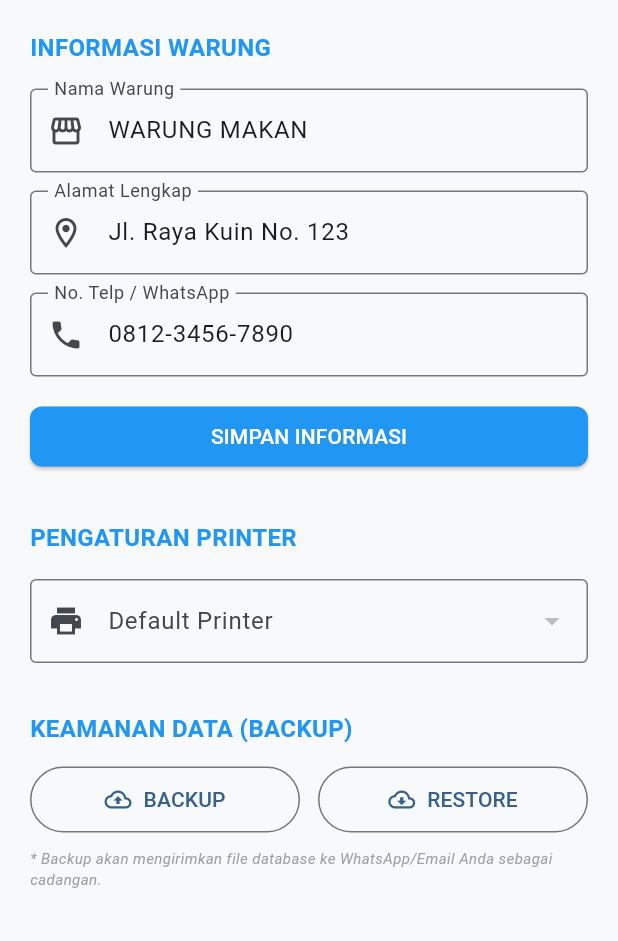
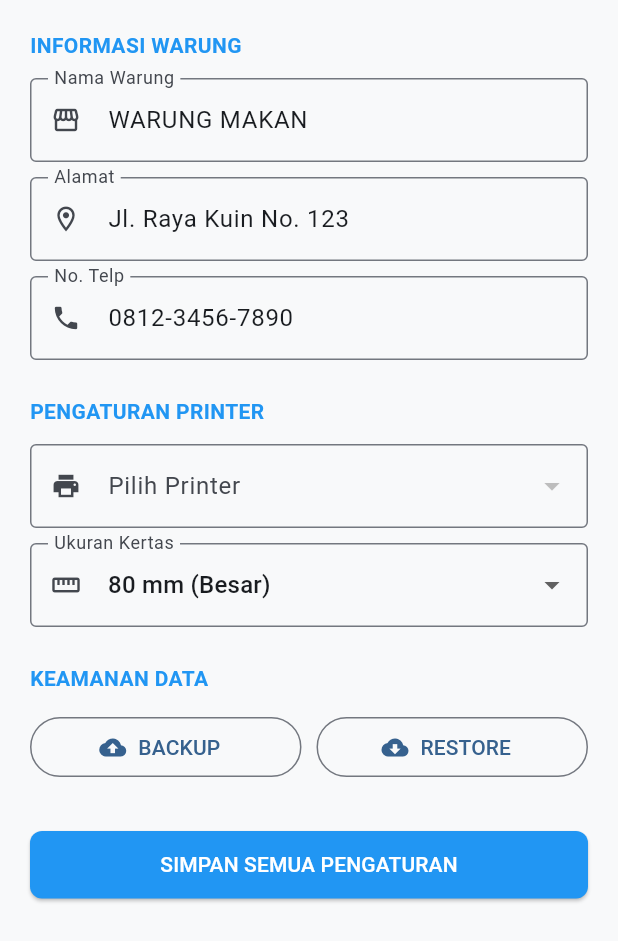
Before and after one commit to Fzaen/warung_makan, a Flutter app: the SettingsPage screen opened directly, after a tap on "RESTORE", on a phone screen of 412 x 824 dp. Shown: the top 941 px of the screen. Run offline on Flutter 3.47's test engine with Material 3 defaults, Android fonts, the phone set to English and light mode, and no system bars; our stand-ins replace file_picker, image_picker, pdf, printing, share_plus, sqflite and 1 more; missing offline and left inert: blue_thermal_printer; accounts and stored records are empty.

Commit message:
Full POS Update: Responsive UI, Printer/Paper size settings, Reprint functionality, Report Hub, and Data Backup/Restore system

```diff
--- a/lib/pages/admin/settings_page.dart
+++ b/lib/pages/admin/settings_page.dart
@@ -19,6 +19,7 @@ class _SettingsPageState extends State<SettingsPage> {
   final TextEditingController _phoneController = TextEditingController();
   List<Printer> _availablePrinters = [];
   String? _selectedPrinterName;
+  int _selectedPaperSize = 80;
   bool _isLoading = true;
 
   @override
@@ -35,15 +36,14 @@ class _SettingsPageState extends State<SettingsPage> {
       _addressController.text = settings['set_address'] ?? '';
       _phoneController.text = settings['set_phone'] ?? '';
       _selectedPrinterName = settings['set_default_printer'];
+      _selectedPaperSize = settings['set_paper_size'] ?? 80;
       _isLoading = false;
     });
   }
 
   Future<void> _loadPrinters() async {
     final printers = await Printing.listPrinters();
-    setState(() {
-      _availablePrinters = printers;
-    });
+    setState(() { _availablePrinters = printers; });
   }
 
   Future<void> _saveSettings() async {
@@ -52,191 +52,92 @@ class _SettingsPageState extends State<SettingsPage> {
       'set_address': _addressController.text,
       'set_phone': _phoneController.text,
       'set_default_printer': _selectedPrinterName,
+      'set_paper_size': _selectedPaperSize,
     });
     if (!mounted) return;
-    ScaffoldMessenger.of(context).showSnackBar(
-      const SnackBar(content: Text('Pengaturan berhasil disimpan')),
-    );
+    ScaffoldMessenger.of(context).showSnackBar(const SnackBar(content: Text('Pengaturan berhasil disimpan')));
   }
 
-  // FUNGSI BACKUP (Export ke File/Share)
   Future<void> _handleBackup() async {
     try {
       final dbPath = await DatabaseHelper.instance.getDatabasePath();
       final dbFile = File(dbPath);
-
       if (await dbFile.exists()) {
         final String timestamp = DateFormat('yyyyMMdd_HHmmss').format(DateTime.now());
-        final String fileName = 'Backup_WarungMakan_$timestamp.db';
-
-        // Share file agar user bisa simpan ke WA, Drive, atau Folder lokal
-        await Share.shareXFiles(
-          [XFile(dbPath, name: fileName)],
-          text: 'Cadangan Database Warung Makan - $timestamp',
-        );
+        await Share.shareXFiles([XFile(dbPath, name: 'Backup_WarungMakan_$timestamp.db')], text: 'Cadangan Database');
       }
     } catch (e) {
       if (!mounted) return;
-      ScaffoldMessenger.of(context).showSnackBar(
-        SnackBar(content: Text('Gagal melakukan backup: $e')),
-      );
+      ScaffoldMessenger.of(context).showSnackBar(SnackBar(content: Text('Gagal backup: $e')));
     }
   }
 
-  // FUNGSI RESTORE (Import dari File)
   Future<void> _handleRestore() async {
     try {
-      FilePickerResult? result = await FilePicker.platform.pickFiles(
-        type: FileType.any, // Database SQLite biasanya .db
-      );
-
+      FilePickerResult? result = await FilePicker.platform.pickFiles(type: FileType.any);
       if (result != null && result.files.single.path != null) {
-        String path = result.files.single.path!;
-
-        // Konfirmasi sebelum menimpa data
-        if (!mounted) return;
-        bool confirm = await showDialog(
-          context: context,
-          builder: (context) => AlertDialog(
-            title: const Text('Pulihkan Data?'),
-            content: const Text('PERINGATAN: Semua data saat ini akan dihapus dan diganti dengan data dari file cadangan. Lanjutkan?'),
-            actions: [
-              TextButton(onPressed: () => Navigator.pop(context, false), child: const Text('BATAL')),
-              ElevatedButton(
-                style: ElevatedButton.styleFrom(backgroundColor: Colors.red),
-                onPressed: () => Navigator.pop(context, true),
-                child: const Text('YA, PULIHKAN', style: TextStyle(color: Colors.white)),
-              ),
-            ],
-          ),
-        ) ?? false;
-
+        bool confirm = await showDialog(context: context, builder: (context) => AlertDialog(title: const Text('Pulihkan Data?'), content: const Text('Data saat ini akan ditimpa. Lanjutkan?'), actions: [TextButton(onPressed: () => Navigator.pop(context, false), child: const Text('BATAL')), ElevatedButton(style: ElevatedButton.styleFrom(backgroundColor: Colors.red), onPressed: () => Navigator.pop(context, true), child: const Text('YA, PULIHKAN'))])) ?? false;
         if (confirm) {
           setState(() => _isLoading = true);
-          await DatabaseHelper.instance.restoreDatabase(path);
+          await DatabaseHelper.instance.restoreDatabase(result.files.single.path!);
           setState(() => _isLoading = false);
-
           if (!mounted) return;
-          ScaffoldMessenger.of(context).showSnackBar(
-            const SnackBar(content: Text('Data berhasil dipulihkan! Silakan restart aplikasi.')),
-          );
+          ScaffoldMessenger.of(context).showSnackBar(const SnackBar(content: Text('Berhasil! Silakan restart aplikasi.')));
         }
       }
     } catch (e) {
       setState(() => _isLoading = false);
       if (!mounted) return;
-      ScaffoldMessenger.of(context).showSnackBar(
-        SnackBar(content: Text('Gagal memulihkan data: $e')),
-      );
+      ScaffoldMessenger.of(context).showSnackBar(SnackBar(content: Text('Gagal restore: $e')));
     }
   }
 
   @override
   Widget build(BuildContext context) {
     return Scaffold(
-      body: _isLoading
-          ? const Center(child: CircularProgressIndicator())
-          : SingleChildScrollView(
+      body: _isLoading ? const Center(child: CircularProgressIndicator()) : SingleChildScrollView(
         padding: const EdgeInsets.all(20.0),
         child: Column(
           crossAxisAlignment: CrossAxisAlignment.start,
           children: [
-                  const Text('INFORMASI WARUNG',
-                    style: TextStyle(fontSize: 16, fontWeight: FontWeight.bold, color: Colors.blue)),
-                  const SizedBox(height: 16),
-                  TextField(
-                    controller: _nameController,
-                    decoration: const InputDecoration(
-                      labelText: 'Nama Warung',
-                      border: OutlineInputBorder(),
-                      prefixIcon: Icon(Icons.storefront),
+            const Text('INFORMASI WARUNG', style: TextStyle(fontSize: 14, fontWeight: FontWeight.bold, color: Colors.blue)),
+            const SizedBox(height: 12),
+            TextField(controller: _nameController, decoration: const InputDecoration(labelText: 'Nama Warung', border: OutlineInputBorder(), prefixIcon: Icon(Icons.storefront, size: 20))),
+            const SizedBox(height: 10),
+            TextField(controller: _addressController, decoration: const InputDecoration(labelText: 'Alamat', border: OutlineInputBorder(), prefixIcon: Icon(Icons.location_on_outlined, size: 20))),
+            const SizedBox(height: 10),
+            TextField(controller: _phoneController, decoration: const InputDecoration(labelText: 'No. Telp', border: OutlineInputBorder(), prefixIcon: Icon(Icons.phone, size: 20))),
+            const SizedBox(height: 24),
+
+            const Text('PENGATURAN PRINTER', style: TextStyle(fontSize: 14, fontWeight: FontWeight.bold, color: Colors.blue)),
+            const SizedBox(height: 12),
+            DropdownButtonFormField<String>(
+              value: _availablePrinters.any((p) => p.name == _selectedPrinterName) ? _selectedPrinterName : null,
+              decoration: const InputDecoration(labelText: 'Pilih Printer', border: OutlineInputBorder(), prefixIcon: Icon(Icons.print, size: 20)),
+              items: _availablePrinters.map((p) => DropdownMenuItem(value: p.name, child: Text(p.name, style: const TextStyle(fontSize: 12)))).toList(),
+              onChanged: (val) => setState(() => _selectedPrinterName = val),
             ),
+            const SizedBox(height: 10),
+            DropdownButtonFormField<int>(
+              value: _selectedPaperSize,
+              decoration: const InputDecoration(labelText: 'Ukuran Kertas', border: OutlineInputBorder(), prefixIcon: Icon(Icons.straighten, size: 20)),
+              items: const [
+                DropdownMenuItem(value: 58, child: Text('58 mm (Kecil)')),
+                DropdownMenuItem(value: 80, child: Text('80 mm (Besar)')),
+              ],
+              onChanged: (val) => setState(() => _selectedPaperSize = val!),
             ),
+            const SizedBox(height: 24),
+
+            const Text('KEAMANAN DATA', style: TextStyle(fontSize: 14, fontWeight: FontWeight.bold, color: Colors.blue)),
             const SizedBox(height: 12),
-                  TextField(
-                    controller: _addressController,
-                    decoration: const InputDecoration(
-                      labelText: 'Alamat Lengkap',
-                      border: OutlineInputBorder(),
-                      prefixIcon: Icon(Icons.location_on_outlined),
-                    ),
-                  ),
-                  const SizedBox(height: 12),
-                  TextField(
-                    controller: _phoneController,
-                    decoration: const InputDecoration(
-                      labelText: 'No. Telp / WhatsApp',
-                      border: OutlineInputBorder(),
-                      prefixIcon: Icon(Icons.phone),
-                    ),
-                  ),
-                  const SizedBox(height: 16),
-                  SizedBox(
-                    width: double.infinity,
-                    child: ElevatedButton(
-                      onPressed: _saveSettings,
-                      style: ElevatedButton.styleFrom(
-                        backgroundColor: Colors.blue,
-                        foregroundColor: Colors.white,
-                        shape: RoundedRectangleBorder(borderRadius: BorderRadius.circular(8)),
-                      ),
-                      child: const Text('SIMPAN INFORMASI'),
-                    ),
-                  ),
-
+            Row(children: [
+              Expanded(child: OutlinedButton.icon(onPressed: _handleBackup, icon: const Icon(Icons.cloud_upload, size: 18), label: const Text('BACKUP'))),
+              const SizedBox(width: 10),
+              Expanded(child: OutlinedButton.icon(onPressed: _handleRestore, icon: const Icon(Icons.cloud_download, size: 18), label: const Text('RESTORE'))),
+            ]),
             const SizedBox(height: 32),
-                  const Text('PENGATURAN PRINTER',
-                    style: TextStyle(fontSize: 16, fontWeight: FontWeight.bold, color: Colors.blue)),
-                  const SizedBox(height: 16),
-                  DropdownButtonFormField<String>(
-                    value: _availablePrinters.any((p) => p.name == _selectedPrinterName)
-                      ? _selectedPrinterName
-                      : null,
-                    decoration: const InputDecoration(
-                      labelText: 'Default Printer',
-                      border: OutlineInputBorder(),
-                      prefixIcon: Icon(Icons.print),
-                    ),
-                    items: _availablePrinters.map((printer) {
-                      return DropdownMenuItem<String>(
-                        value: printer.name,
-                        child: Text(printer.name, overflow: TextOverflow.ellipsis),
-                      );
-                    }).toList(),
-                    onChanged: (val) {
-                      setState(() => _selectedPrinterName = val);
-                      _saveSettings(); // Langsung simpan saat ganti printer
-                    },
-                  ),
-
-                  const SizedBox(height: 32),
-                  const Text('KEAMANAN DATA (BACKUP)',
-                    style: TextStyle(fontSize: 16, fontWeight: FontWeight.bold, color: Colors.blue)),
-                  const SizedBox(height: 12),
-                  Row(
-                    children: [
-                      Expanded(
-                        child: OutlinedButton.icon(
-                          onPressed: _handleBackup,
-                          icon: const Icon(Icons.cloud_upload_outlined),
-                          label: const Text('BACKUP'),
-                          style: OutlinedButton.styleFrom(padding: const EdgeInsets.symmetric(vertical: 12)),
-                        ),
-                      ),
-                      const SizedBox(width: 12),
-                      Expanded(
-                        child: OutlinedButton.icon(
-                          onPressed: _handleRestore,
-                          icon: const Icon(Icons.cloud_download_outlined),
-                          label: const Text('RESTORE'),
-                          style: OutlinedButton.styleFrom(padding: const EdgeInsets.symmetric(vertical: 12)),
-                        ),
-                      ),
-                    ],
-                  ),
-                  const SizedBox(height: 8),
-                  const Text('* Backup akan mengirimkan file database ke WhatsApp/Email Anda sebagai cadangan.',
-                    style: TextStyle(fontSize: 10, color: Colors.grey, fontStyle: FontStyle.italic)),
+            SizedBox(width: double.infinity, height: 45, child: ElevatedButton(onPressed: _saveSettings, style: ElevatedButton.styleFrom(backgroundColor: Colors.blue, foregroundColor: Colors.white, shape: RoundedRectangleBorder(borderRadius: BorderRadius.circular(8))), child: const Text('SIMPAN SEMUA PENGATURAN'))),
           ],
         ),
       ),
```
Also changed, not shown: lib/database_helper.dart (+40 -227 lines), lib/print_service.dart (+33 -81 lines), 1 other file. Lines whose indentation alone changed are shown as unchanged.
